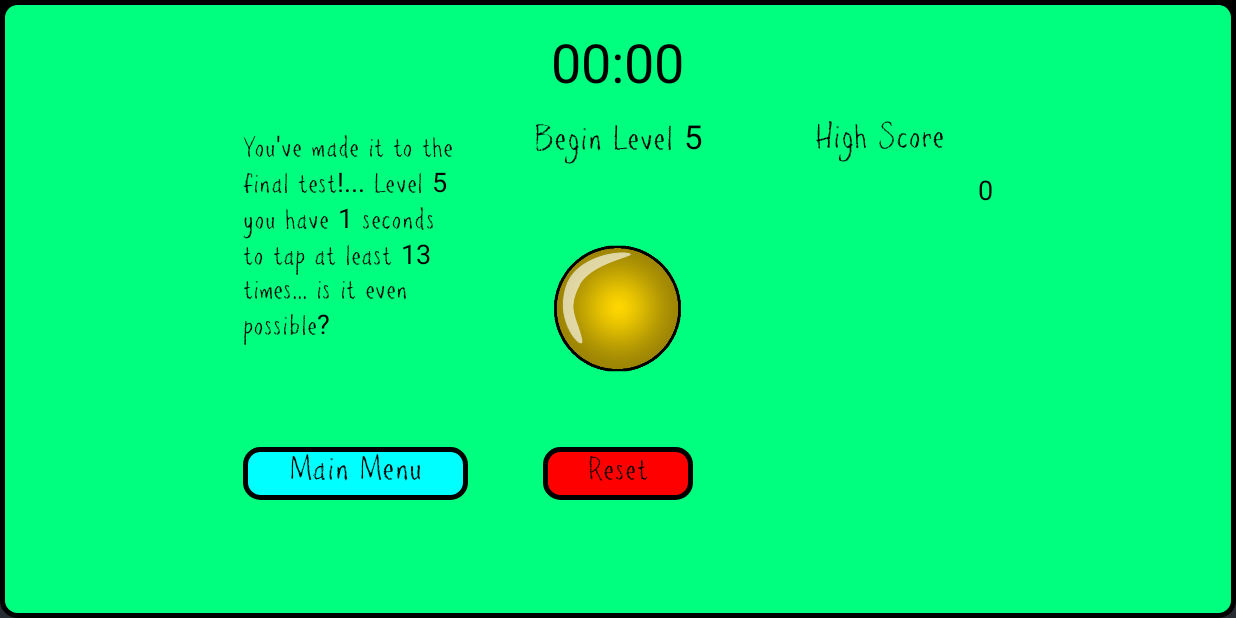
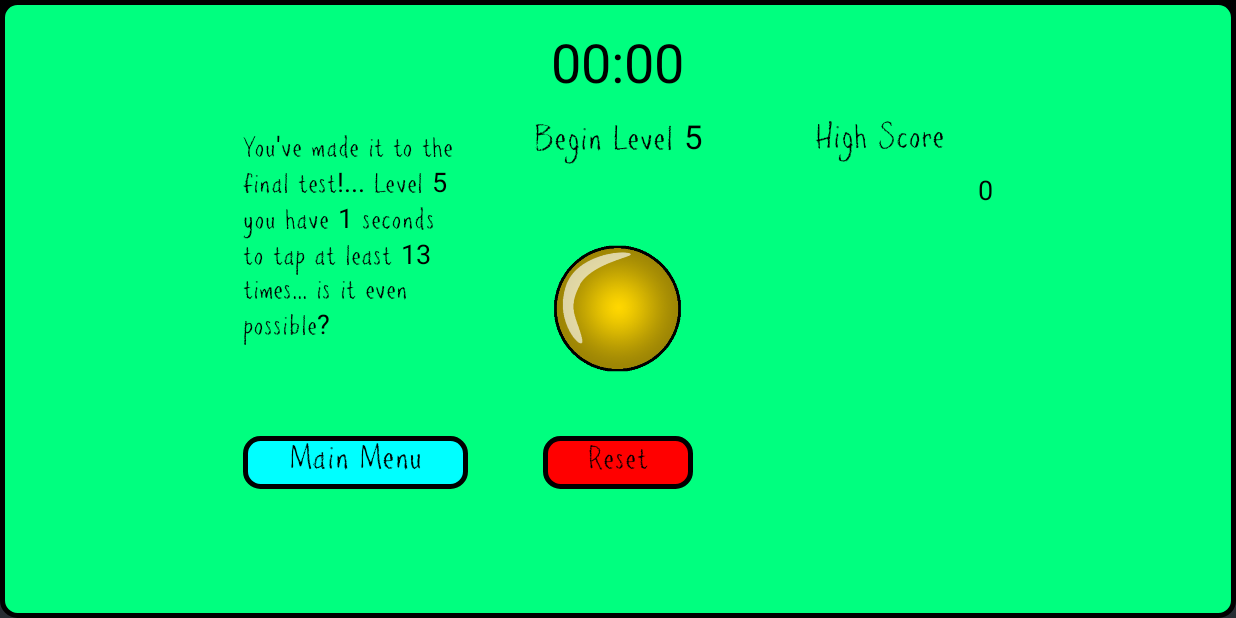
Before and after one commit to AppGuysInUSA/RapiTap, an Android app: the LevelFiveActivity screen opened directly, with no data from a screen before it, on a phone screen of 824 x 412 dp (held sideways). Run offline under Robolectric (Android 15) with nearby library versions, the phone set to English and light mode, and no system bars; our stand-ins replace AdMob.

Commit message:
Ads are in and bottom buttons are adjusted

```diff
--- a/app/src/main/res/layout/level_five.xml
+++ b/app/src/main/res/layout/level_five.xml
@@ -60,7 +60,7 @@
         android:id="@+id/resetView"
         android:layout_width="100dp"
         android:layout_height="35dp"
-        android:layout_marginTop="47dp"
+        android:layout_marginTop="40dp"
         android:background="@drawable/layout_red_bg"
         android:gravity="center"
         android:text="Reset"
--- a/app/src/main/res/layout/level_four.xml
+++ b/app/src/main/res/layout/level_four.xml
@@ -60,7 +60,7 @@
         android:id="@+id/resetView"
         android:layout_width="100dp"
         android:layout_height="35dp"
-        android:layout_marginTop="30dp"
+        android:layout_marginTop="20dp"
         android:background="@drawable/layout_red_bg"
         android:gravity="center"
         android:text="Reset"
--- a/app/src/main/res/layout/level_one.xml
+++ b/app/src/main/res/layout/level_one.xml
@@ -64,7 +64,7 @@
         android:layout_below="@+id/tableLayout"
         android:layout_centerHorizontal="true"
         android:layout_centerVertical="true"
-        android:layout_marginTop="34dp"
+        android:layout_marginTop="15dp"
         android:background="@drawable/layout_red_bg"
         android:gravity="center"
         android:text="Reset"
--- a/app/src/main/res/layout/level_three.xml
+++ b/app/src/main/res/layout/level_three.xml
@@ -63,7 +63,7 @@
         android:layout_below="@+id/tableLayout"
         android:layout_centerHorizontal="true"
         android:layout_centerVertical="true"
-        android:layout_marginTop="34dp"
+        android:layout_marginTop="25dp"
         android:background="@drawable/layout_red_bg"
         android:gravity="center"
         android:text="Reset"
--- a/app/src/main/res/layout/level_two.xml
+++ b/app/src/main/res/layout/level_two.xml
@@ -63,7 +63,7 @@
         android:layout_below="@+id/tableLayout"
         android:layout_centerHorizontal="true"
         android:layout_centerVertical="true"
-        android:layout_marginTop="34dp"
+        android:layout_marginTop="20dp"
         android:background="@drawable/layout_red_bg"
         android:gravity="center"
         android:text="Reset"
```
